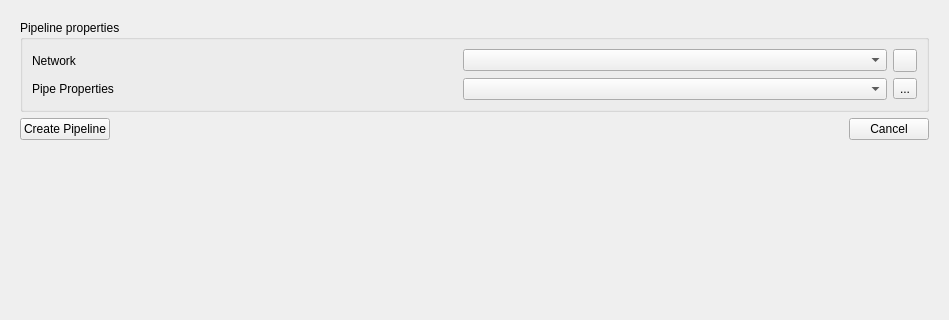
Old version of the form SIM-VICUS/src/SVPropVertexListWidget.ui in the repository ghorwin/SIM-VICUS; both pictures show x 0 to 949 and y 0 to 320 of the 949 by 906 pixel window.
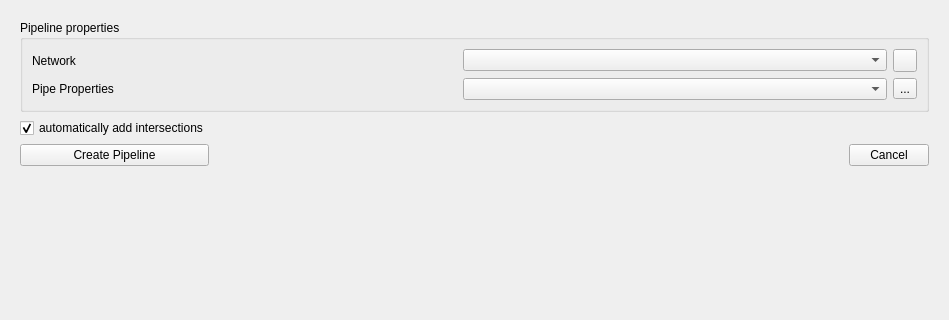
New version of the form. The open tabs and pages were chosen to show the change. Icons and pictures are not drawn. Custom widgets are drawn as their Qt base class.

```diff
--- a/SIM-VICUS/src/SVPropVertexListWidget.ui
+++ b/SIM-VICUS/src/SVPropVertexListWidget.ui
@@ -981,12 +981,18 @@
      </widget>
      <widget class="QWidget" name="pagePipeLine">
       <layout class="QGridLayout" name="gridLayout_11">
-       <item row="1" column="2">
-        <widget class="QPushButton" name="pushButtonCancelPipeline">
-         <property name="text">
-          <string>Cancel</string>
+       <item row="3" column="0">
+        <spacer name="verticalSpacer_15">
+         <property name="orientation">
+          <enum>Qt::Vertical</enum>
          </property>
-        </widget>
+         <property name="sizeHint" stdset="0">
+          <size>
+           <width>20</width>
+           <height>40</height>
+          </size>
+         </property>
+        </spacer>
        </item>
        <item row="0" column="0" colspan="3">
         <widget class="QGroupBox" name="groupBox">
@@ -1032,14 +1038,21 @@
          </layout>
         </widget>
        </item>
-       <item row="1" column="0">
+       <item row="2" column="2">
+        <widget class="QPushButton" name="pushButtonCancelPipeline">
+         <property name="text">
+          <string>Cancel</string>
+         </property>
+        </widget>
+       </item>
+       <item row="2" column="0">
         <widget class="QPushButton" name="pushButtonCreatePipeline">
          <property name="text">
           <string>Create Pipeline</string>
          </property>
         </widget>
        </item>
-       <item row="1" column="1">
+       <item row="2" column="1">
         <spacer name="horizontalSpacer_6">
          <property name="orientation">
           <enum>Qt::Horizontal</enum>
@@ -1052,18 +1065,15 @@
          </property>
         </spacer>
        </item>
-       <item row="2" column="0">
-        <spacer name="verticalSpacer_15">
-         <property name="orientation">
-          <enum>Qt::Vertical</enum>
+       <item row="1" column="0">
+        <widget class="QCheckBox" name="checkBoxAddIntersections">
+         <property name="text">
+          <string>automatically add intersections</string>
          </property>
-         <property name="sizeHint" stdset="0">
-          <size>
-           <width>20</width>
-           <height>40</height>
-          </size>
+         <property name="checked">
+          <bool>true</bool>
          </property>
-        </spacer>
+        </widget>
        </item>
       </layout>
      </widget>
```
Left out of the diff: 66 changed lines with no effect on the pictures.
